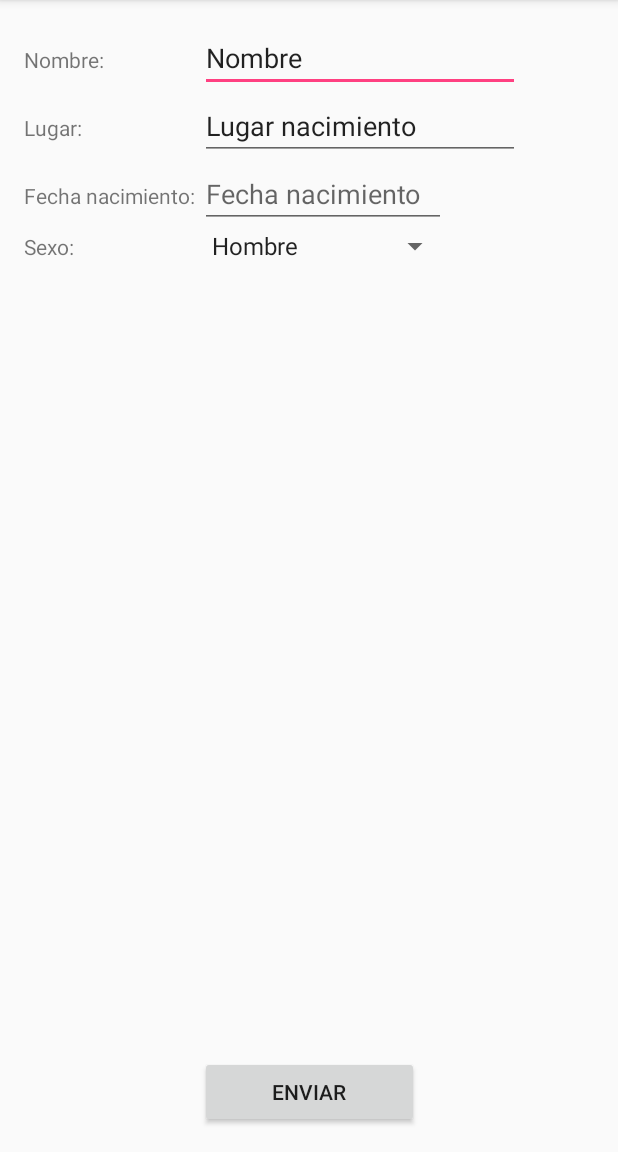
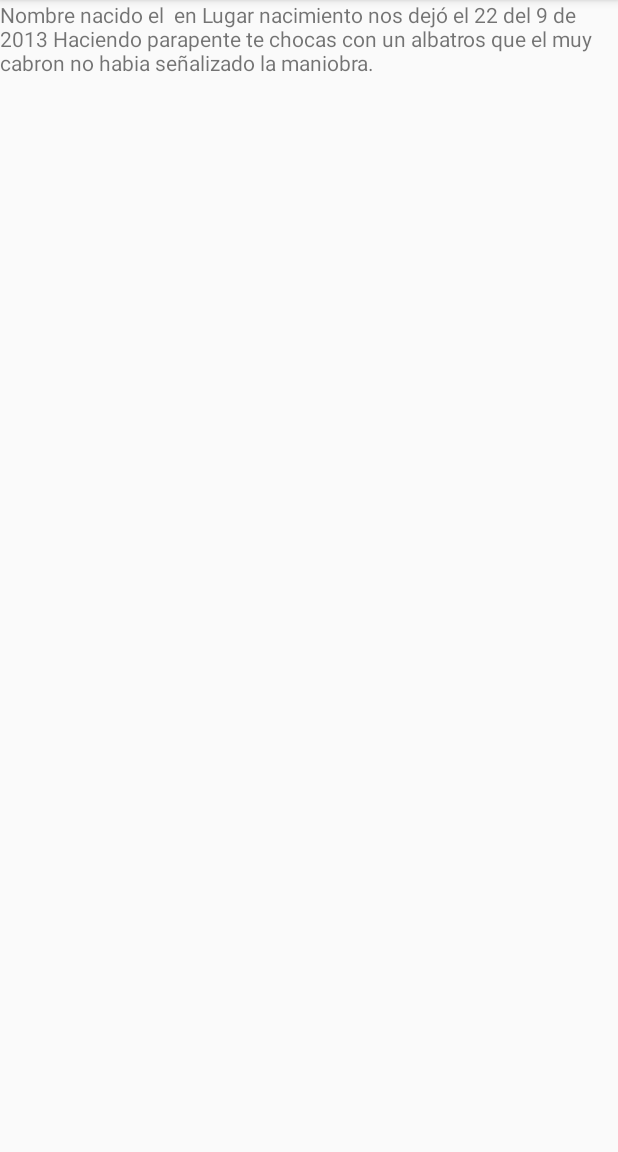
Before and after one commit to davidblancolopez/Activitat-1ANDROID, an Android app: the screen it shows after launch (MainActivity before the commit, segundaActivity after it), after a tap on "ENVIAR", on a phone screen of 412 x 824 dp, the part 84-1236 px from its top. Run offline under Robolectric (Android 15) with nearby library versions, the phone set to English and light mode, and no system bars.

Commit message:
añadido la forma de mostrar mensaje de muerte

```diff
--- a/app/src/main/AndroidManifest.xml
+++ b/app/src/main/AndroidManifest.xml
@@ -15,6 +15,14 @@
                 <category android:name="android.intent.category.LAUNCHER" />
             </intent-filter>
         </activity>
+
+        <activity android:name=".segundaActivity">
+            <intent-filter>
+                <action android:name="android.intent.action.MAIN" />
+
+                <category android:name="android.intent.category.LAUNCHER" />
+            </intent-filter>
+        </activity>
     </application>
 
 </manifest>
--- a/app/src/main/java/com/example/david/activitat_1/MainActivity.java
+++ b/app/src/main/java/com/example/david/activitat_1/MainActivity.java
@@ -1,6 +1,8 @@
 package com.example.david.activitat_1;
 
 import android.app.DatePickerDialog;
+import android.content.Intent;
+import android.net.Uri;
 import android.support.v7.app.AppCompatActivity;
 import android.os.Bundle;
 import android.view.View;
@@ -65,6 +67,9 @@ public class MainActivity extends AppCompatActivity implements View.OnClickListe
         adapter.setDropDownViewResource(android.R.layout.simple_spinner_dropdown_item);
         // APlicamos el adapter al spinner
         spinner.setAdapter(adapter);
+
+
+
     }
 
 
@@ -78,11 +83,18 @@ public class MainActivity extends AppCompatActivity implements View.OnClickListe
             EditText etFecha2 = (EditText) findViewById(R.id.etFecha);
 
 
+            Intent intent = new Intent (this, segundaActivity.class);
+
+            intent.putExtra ("nombre", etNombre2.getText().toString());
+            intent.putExtra ("lugar", etLugar2.getText().toString());
+            intent.putExtra ("fecha", etFecha2.getText().toString());
+
+            startActivity(intent);
+
+
         }else if(v == fromDateEtxt) {
             fromDatePickerDialog.show();
 
-        }else if (v.getId() == R.id.sexo_spinner) {
-            fromDateEtxt = (EditText) findViewById(R.id.sexo_spinner);
         }
     }
 
@@ -91,7 +103,7 @@ public class MainActivity extends AppCompatActivity implements View.OnClickListe
 
 
 
-
+    //CALENDARIO
 
     @Override
     public void onDateSet(DatePicker view, int year, int month, int dayOfMonth) {
--- a/app/src/main/java/com/example/david/activitat_1/segundaActivity.java
+++ b/app/src/main/java/com/example/david/activitat_1/segundaActivity.java
@@ -1,7 +1,51 @@
 package com.example.david.activitat_1;
 
 
-public class segundaActivity {
+import android.content.Intent;
+import android.content.res.Resources;
+import android.os.Bundle;
+import android.widget.TextView;
+
+public class segundaActivity extends MainActivity {
+    @Override
+    protected void onCreate(Bundle savedInstanceState) {
+        super.onCreate(savedInstanceState);
+        setContentView(R.layout.segunda_activity);
+
+        int diaMuerte = (int)Math.floor(Math.random()*(30-1)+1);
+        int mesMuerte = (int)Math.floor(Math.random()*(12-1)+1);
+        int añoMuerte = (int)Math.floor(Math.random()*(2020-2010)+2010);
 
 
+        Intent i = getIntent();
+        String nombre = i.getStringExtra("nombre");
+        String lugar = i.getStringExtra("lugar");
+        String fecha = i.getStringExtra("fecha");
+
+
+        TextView tvTexto = (TextView) findViewById (R.id.tvTextoMuerte);
+
+
+
+        String[] mensajesMuerte;
+        mensajesMuerte = getResources().getStringArray(R.array.mensajes_muerte);
+        int num = (int)Math.floor(Math.random()*(mensajesMuerte.length-0)+ 0);
+
+
+        StringBuilder cadena = new StringBuilder();
+        cadena.append(nombre);
+        cadena.append(" ");
+        cadena.append("nacido el ");
+        cadena.append(fecha);
+        cadena.append(" en ");
+        cadena.append(lugar);
+        cadena.append(" nos dejó el ");
+        cadena.append(diaMuerte + " del ");
+        cadena.append(mesMuerte + " de ");
+        cadena.append(añoMuerte + " ");
+        cadena.append(mensajesMuerte[num]);
+        String cadenaFinal = cadena.toString();
+        tvTexto.setText(cadenaFinal);
+    }
+
 }
--- a/app/src/main/res/layout/segunda_activity.xml
+++ b/app/src/main/res/layout/segunda_activity.xml
@@ -5,9 +5,9 @@
     android:weightSum="1">
 
     <TextView
-        android:text="TextView"
+        android:text="tvTexto"
         android:layout_width="match_parent"
         android:layout_height="wrap_content"
-        android:id="@+id/textView"
+        android:id="@+id/tvTextoMuerte"
         android:layout_weight="0.50" />
 </LinearLayout>
--- a/app/src/main/res/values/strings.xml
+++ b/app/src/main/res/values/strings.xml
@@ -16,4 +16,16 @@
         <item>Gato</item>
         <item>Mucho</item>
     </string-array>
+
+
+    <string-array name="mensajes_muerte">
+        <item>Tu amigo fue muy gracioso, cuando te dio el cambiazo y en lugar de salir un paracaidas, salio una muñeca hinchable.
+        Ya te hemos olvidado. Amén.</item>
+        <item>Tu fax te engullirá al quedarsete la mano pegada al fax que intentabas mandar para darte de baja del adsl.
+        Ya te hemos olvidado. Amén.</item>
+        <item>Una estampida de Ocas salvajes te aplastará mientras caminas por el campo de minas de la zona de reclusos infectados de SIDA de Pluton Berbenero.</item>
+        <item>Haciendo parapente te chocas con un albatros que el muy cabron no habia señalizado la maniobra.</item>
+    </string-array>
+
+
 </resources>
```
